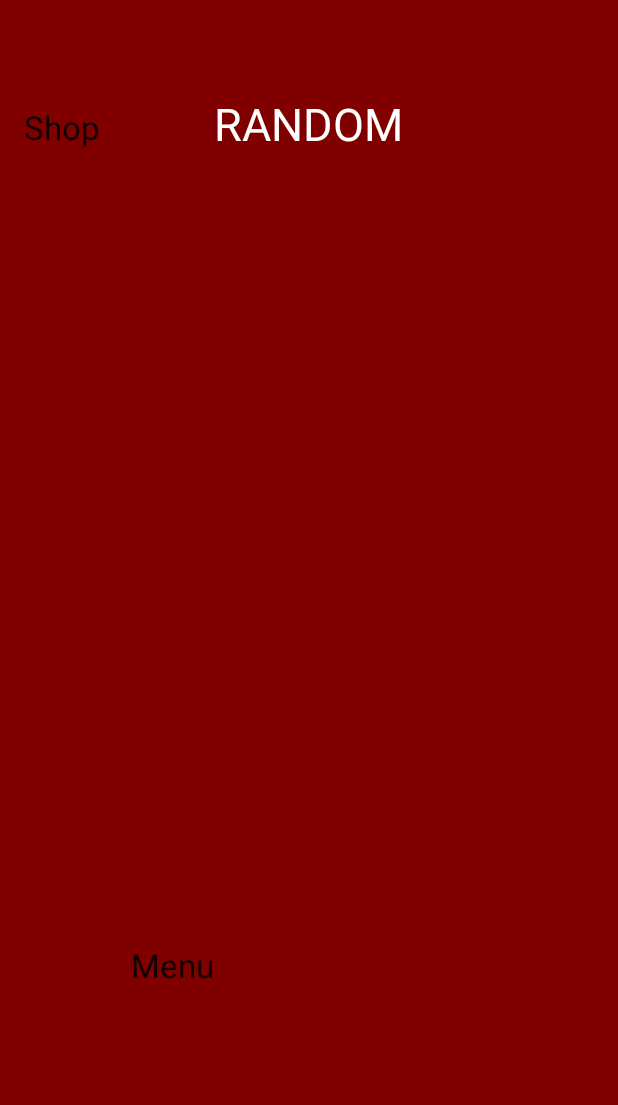
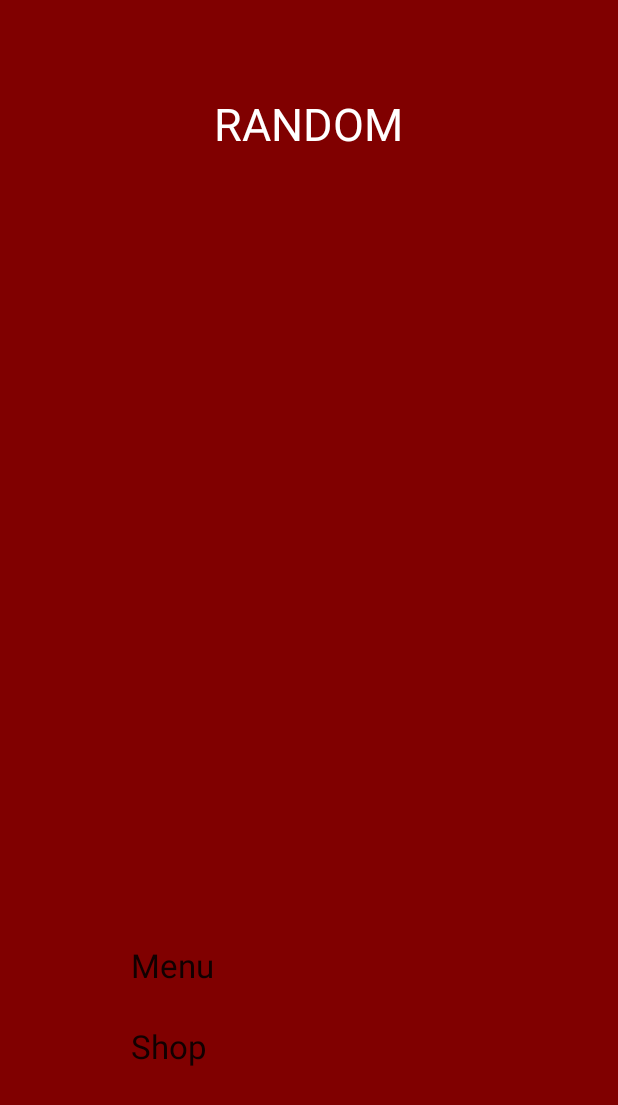
Before and after one commit to mmoookkkk/ICANTEEN, an Android app: the Random screen opened directly, with no data from a screen before it, on a phone screen of 412 x 824 dp. Shown: the top 1105 px of the screen. Run offline under Robolectric (Android 15) with nearby library versions, the phone set to English and light mode, and no system bars.

Commit message:
try papss

```diff
--- a/app/src/main/res/layout/content_random.xml
+++ b/app/src/main/res/layout/content_random.xml
@@ -51,8 +51,8 @@
         android:text="Shop"
         android:id="@+id/random_shop"
         android:layout_marginTop="54dp"
-        android:layout_alignTop="@+id/textView2"
-        android:layout_alignLeft="@+id/textView2"
-        android:layout_alignStart="@+id/textView2" />
+        android:layout_alignTop="@+id/menu_random"
+        android:layout_alignLeft="@+id/menu_random"
+        android:layout_alignStart="@+id/menu_random" />
 
 </RelativeLayout>
```
